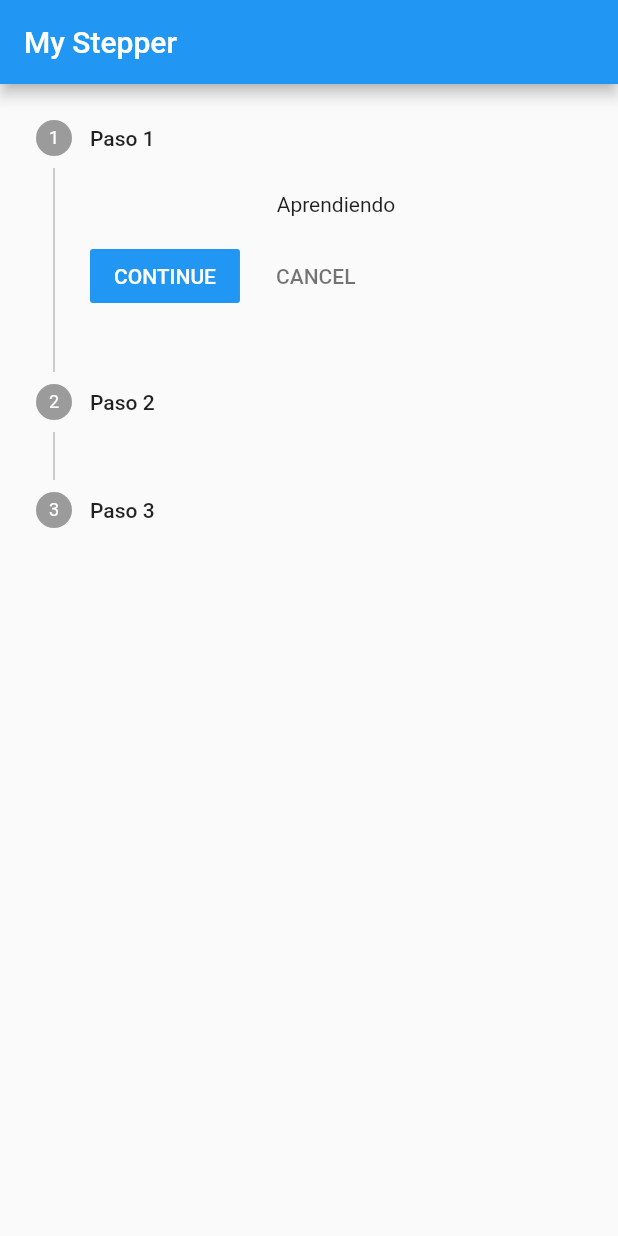
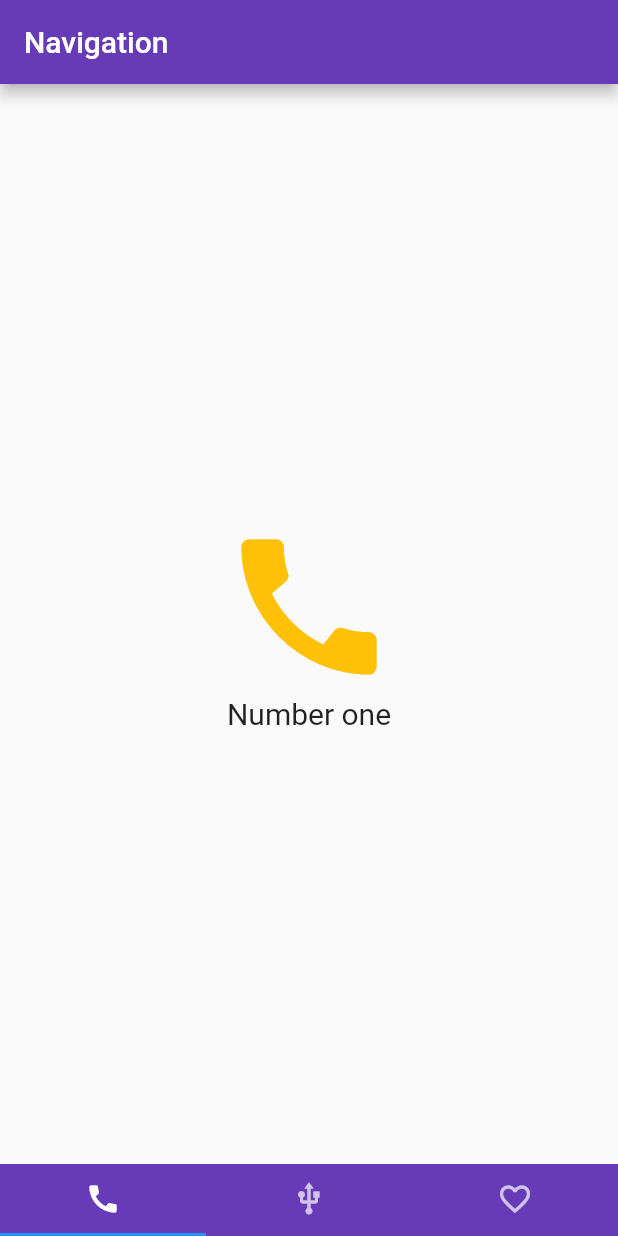
Before and after one commit to jotasie7e/pruebas_def, a Flutter app: the screen it shows after launch, on a phone screen of 412 x 824 dp. Run offline on Flutter 3.47's test engine with Material 2 defaults, Android fonts, the phone set to English and light mode, and no system bars.

Commit message:
Navigator Bar

```diff
--- a/lib/main.dart
+++ b/lib/main.dart
@@ -1,58 +1,54 @@
 import 'package:flutter/material.dart';
+import 'package:fllutter_app/pages/call.dart';
+import 'package:fllutter_app/pages/usb.dart';
+import 'package:fllutter_app/pages/fav.dart';
 
 void main(){
   runApp(new MaterialApp(
-    home: MyStepper(),
+   home: MyWidgetNavigation(),
   ));
 }
 
-class MyStepper extends StatefulWidget{
-  @override
-  _MyStepperState createState() => new _MyStepperState();
+class MyWidgetNavigation extends StatefulWidget{
+  _MyWidgetNavigationState createState() => new _MyWidgetNavigationState();
 }
 
-class _MyStepperState extends State<MyStepper>{
+class _MyWidgetNavigationState extends State<MyWidgetNavigation> with SingleTickerProviderStateMixin{
 
-  int _currentStep = 0;
-  List<Step> mySteps = [
-    new Step(title: new Text("Paso 1"), content: new Text("Aprendiendo")),
-    new Step(title: new Text("Paso 2"), content: new Text("Flutter")),
-    new Step(title: new Text("Paso 3"), content: new Text(";)")),
-  ];
+  TabController controller;
+
+  @override
+  void initState(){
+    super.initState();
+    controller = new TabController(length: 3, vsync: this);
+  }
 
   @override
   Widget build(BuildContext context) {
     return new Scaffold(
       appBar: new AppBar(
-        title: new Text("My Stepper"),
+        title: new Text("Navigation"),
+        backgroundColor: Colors.deepPurple,
       ),
-      body: new Container(
-        child: new Stepper(
-          currentStep: this._currentStep,
-          steps: mySteps,
-          //type: StepperType.horizontal,
-          onStepContinue: (){
-            setState(() {
-              if(_currentStep < mySteps.length - 1) {
-                _currentStep = _currentStep + 1;
-              }
-              else{
-                _currentStep = 0;
-              }
-            });
-          },
-          onStepCancel: (){
-            setState(() {
-              _currentStep = 0;
-            });
-          },
-          onStepTapped: (step){
-            setState(() {
-              _currentStep = step;
-            });
-          },
-        )
+      bottomNavigationBar: new Material(  //barra abajo
+        child: new TabBar(
+          tabs: <Widget>[
+            new Tab(icon: new Icon(Icons.call)),
+            new Tab(icon: new Icon(Icons.usb)),
+            new Tab(icon: new Icon(Icons.favorite_border))
+          ],
+          controller: controller,
+        ),
+        color: Colors.deepPurple,
       ),
+      body: new TabBarView(
+        children: <Widget>[
+          new Call(),
+          new Usb(),
+          new Fav()
+        ],
+        controller: controller,
+      )
     );
   }
 }
--- /dev/null
+++ b/lib/pages/call.dart
@@ -0,0 +1,27 @@
+import 'package:flutter/material.dart';
+
+class Call extends StatelessWidget{
+  @override
+  Widget build(BuildContext context) {
+    return new Scaffold(
+      body: new Container(
+        child :new Center(
+          child: new Column(
+            mainAxisAlignment: MainAxisAlignment.center, //centrar el hijo
+            children: <Widget>[
+              new Icon(
+                Icons.call,
+                size: 120,
+                color: Colors.amber,
+              ),
+              new Text(
+                "Number one",
+                style: new TextStyle(fontSize: 20),
+              )
+            ]
+          )
+        )
+      )
+    );
+  }
+}
```
Also changed, not shown: lib/pages/fav.dart (added, +27 -0 lines), lib/pages/usb.dart (added, +27 -0 lines).
